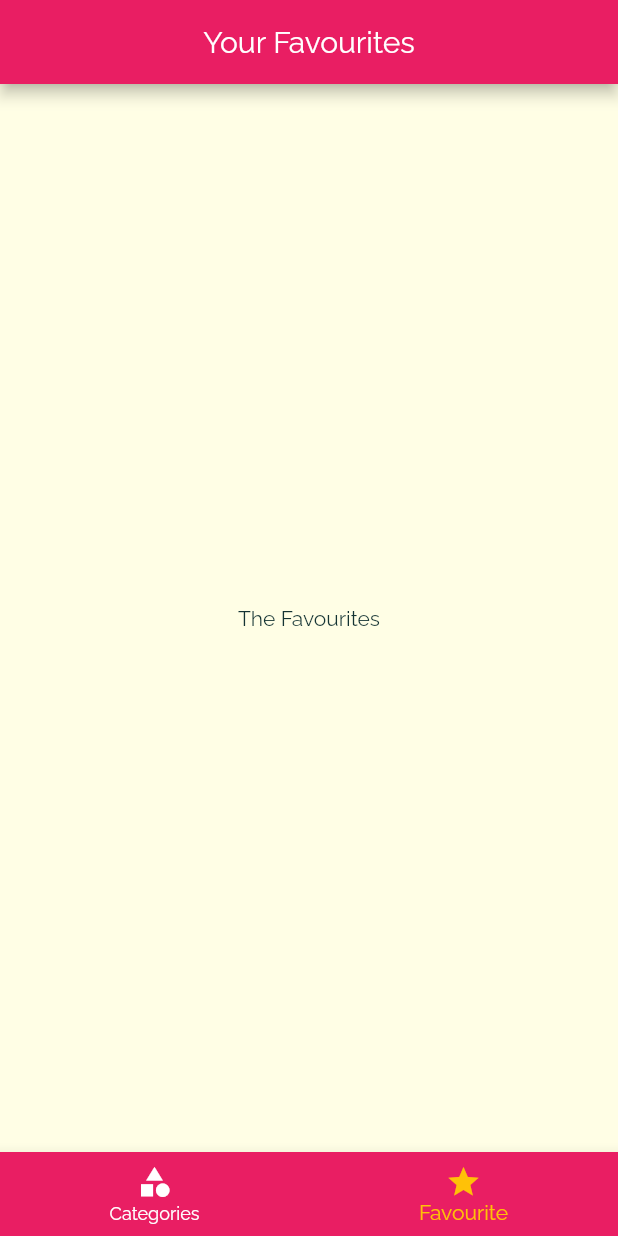
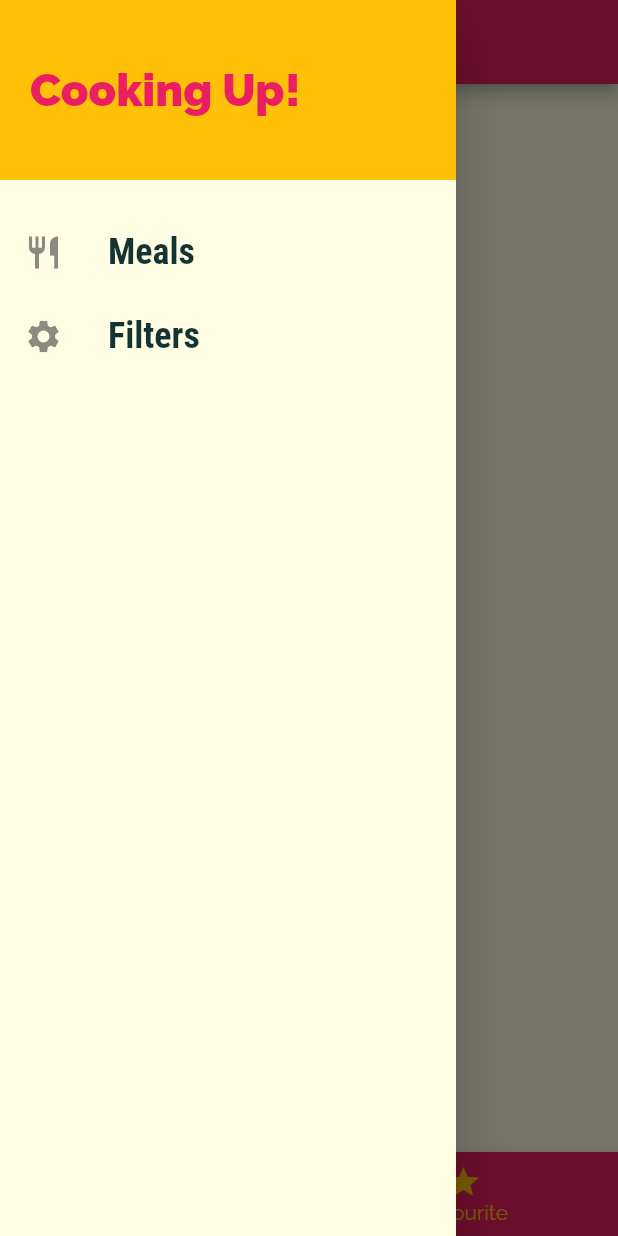
Before and after one commit to Dharmik-Pavasiya/Meal-App, a Flutter app: the screen it shows after launch, item 2 of the bottom bar chosen, with the side drawer open (before the commit the screen has no drawer), on a phone screen of 412 x 824 dp. Run offline on Flutter 3.47's test engine with Material 2 defaults, Android fonts, the phone set to English and light mode, and no system bars; network calls fail.

Commit message:
Adding Custom Drawer

```diff
--- a/lib/main.dart
+++ b/lib/main.dart
@@ -1,8 +1,10 @@
 import 'package:flutter/material.dart';
-import 'package:meal_app/pages/categories_page.dart';
-import 'package:meal_app/pages/category_meal_page.dart';
-import 'package:meal_app/pages/meal_details_page.dart';
-import 'package:meal_app/pages/tab_page.dart';
+
+import './pages/categories_page.dart';
+import './pages/category_meal_page.dart';
+import './pages/meal_details_page.dart';
+import './pages/tab_page.dart';
+import 'pages/filters_page.dart';
 
 void main() => runApp(MyApp());
 
@@ -35,14 +37,15 @@ class MyApp extends StatelessWidget {
       routes: {
         '/' : (context) => const TabsPage(),
         '/category-meals' : (context) => const CategoryMealsPage(),
-        '/meal-details' : (context) => const MealDetailsPage()
+        '/meal-details' : (context) => const MealDetailsPage(),
+        '/filters' : (context) => const FiltersPage(),
       },
       onGenerateRoute: (settings){
         print(settings.arguments);
         // return MaterialPageRoute(builder: (ctx) => CategoriesScreen() );
       },
       onUnknownRoute: (settings){
-        return MaterialPageRoute(builder: (ctx) => CategoriesScreen() );
+        return MaterialPageRoute(builder: (ctx) => const CategoriesScreen() );
       },
     );
   }
--- /dev/null
+++ b/lib/pages/filters_page.dart
@@ -0,0 +1,12 @@
+import 'package:flutter/material.dart';
+
+class FiltersPage extends StatelessWidget {
+  const FiltersPage({Key? key}) : super(key: key);
+
+  @override
+  Widget build(BuildContext context) {
+    return Center(
+      child: Text('Filters!'),
+    );
+  }
+}
--- a/lib/pages/tab_page.dart
+++ b/lib/pages/tab_page.dart
@@ -1,5 +1,6 @@
 import 'package:flutter/material.dart';
 import 'package:meal_app/pages/categories_page.dart';
+import 'package:meal_app/widgets/mian_drawer.dart';
 
 import 'favourite_page.dart';
 
@@ -43,6 +44,7 @@ class _TabsPageState extends State<TabsPage> {
         ),
         centerTitle: true,
       ),
+      drawer: const MainDrawer(),
       body: _pages[_selectedPageIndex]['page'],
       bottomNavigationBar: BottomNavigationBar(
         onTap: _selectPage,
--- a/lib/widgets/category_item.dart
+++ b/lib/widgets/category_item.dart
@@ -35,18 +35,6 @@ class CategoryItem extends StatelessWidget {
             ClipRRect(
               borderRadius: BorderRadius.circular(15),
               child: Container(
-                  // padding: const EdgeInsets.all(15),
-                  decoration: BoxDecoration(
-                    gradient: LinearGradient(
-                      colors: [
-                        color.withOpacity(0.7),
-                        color,
-                      ],
-                      begin: Alignment.topLeft,
-                      end: Alignment.bottomRight,
-                    ),
-                    // borderRadius: BorderRadius.circular(15),
-                  ),
                   child: Image.network(
                     imageUrl,
                     width: double.infinity,
--- /dev/null
+++ b/lib/widgets/mian_drawer.dart
@@ -0,0 +1,60 @@
+import 'package:flutter/material.dart';
+
+class MainDrawer extends StatelessWidget {
+  const MainDrawer({Key? key}) : super(key: key);
+
+  Widget buildListTile(BuildContext context,String title, IconData icon, String routeName) {
+    return ListTile(
+      leading: Icon(icon, size: 26),
+      title: Text(
+        title,
+        style: const TextStyle(
+          fontFamily: 'RobotoCondensed',
+          fontSize: 24,
+          fontWeight: FontWeight.bold,
+        ),
+      ),
+      onTap: (){
+        Navigator.of(context).pushNamed(routeName);
+      },
+    );
+  }
+
+  @override
+  Widget build(BuildContext context) {
+    return Drawer(
+      child: Column(
+        children: [
+          Container(
+            height: 120,
+            width: double.infinity,
+            padding: const EdgeInsets.all(20),
+            alignment: Alignment.centerLeft,
+            color: Theme.of(context).accentColor,
+            child: Text(
+              'Cooking Up!',
+              style: TextStyle(
+                fontWeight: FontWeight.w900,
+                fontSize: 30,
+                color: Theme.of(context).primaryColor,
+              ),
+            ),
+          ),
+          const SizedBox(height: 20),
+          buildListTile(
+            context,
+            'Meals',
+            Icons.restaurant,
+            '/',
+          ),
+          buildListTile(
+            context,
+            'Filters',
+            Icons.settings,
+            '/filters',
+          )
+        ],
+      ),
+    );
+  }
+}
```
